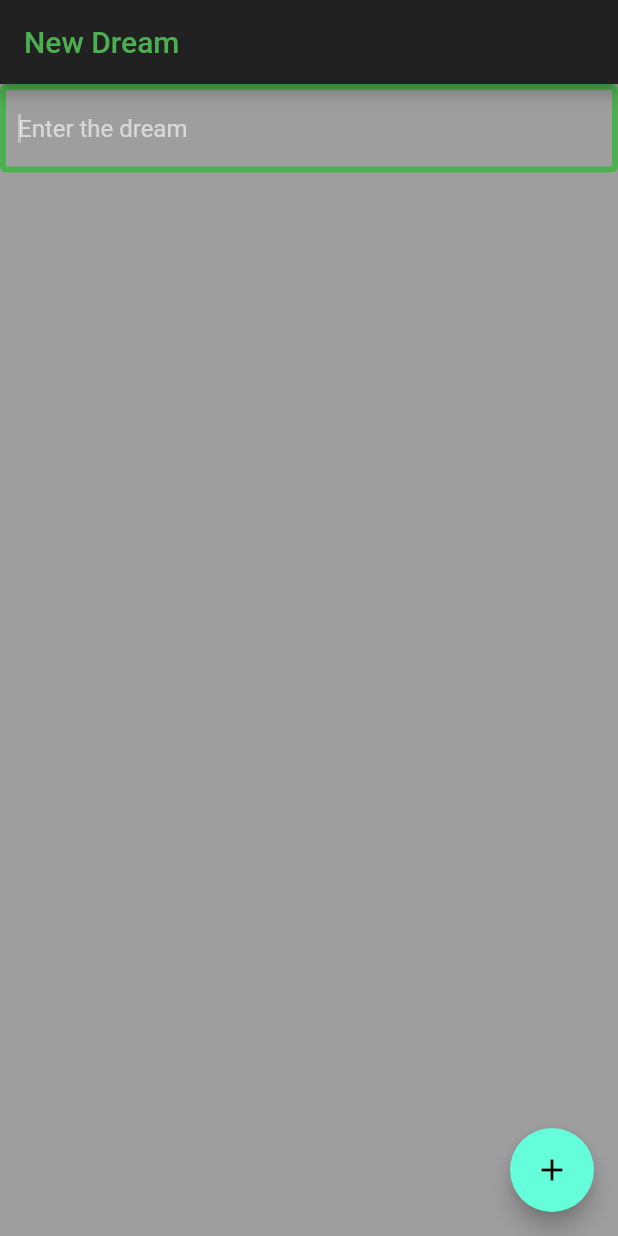
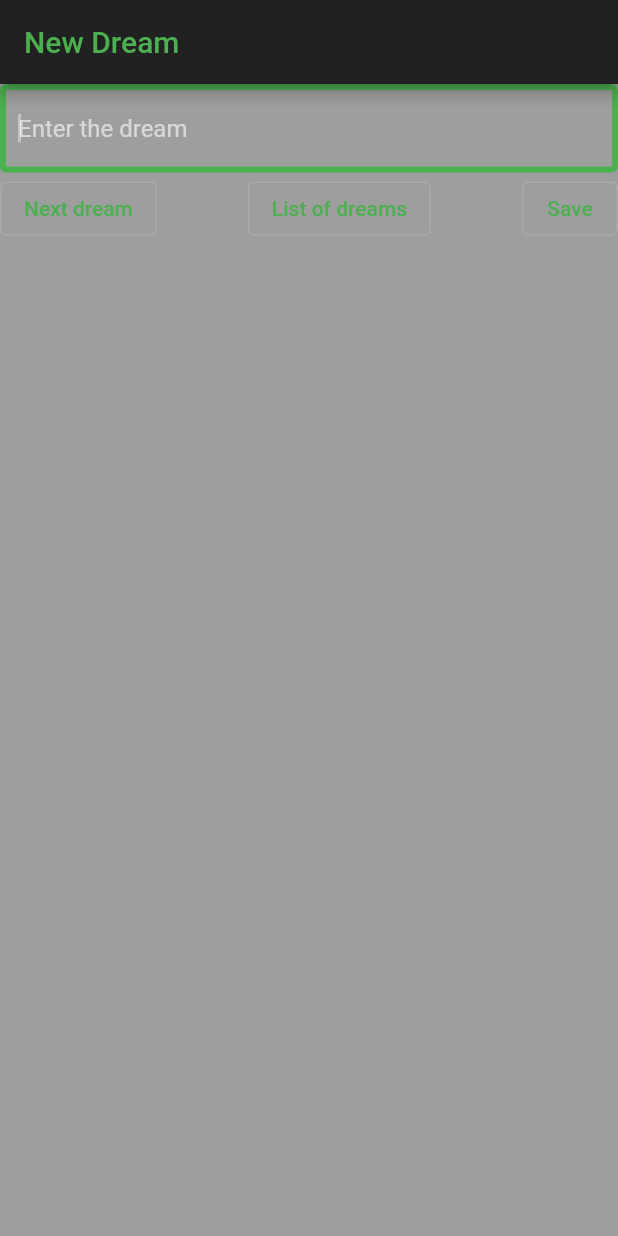
Before and after one commit to bassnick/DR_ea_ms, a Flutter app: the screen it shows after launch, on a phone screen of 412 x 824 dp. Run offline on Flutter 3.47's test engine with Material 2 defaults, Android fonts, the phone set to English and light mode, and no system bars.

Commit message:
Added Buttons on new dream page

```diff
--- a/lib/main.dart
+++ b/lib/main.dart
@@ -29,18 +29,15 @@ class _NewDreamPageState extends State<NewDreamPage> {
   Widget build(BuildContext context) {
     return Scaffold(
         backgroundColor: Colors.black38,
-
         appBar: AppBar(
           title: Text(
             widget.title,
-        style: TextStyle(
-          color: Colors.green
-        ),),
+            style: TextStyle(color: Colors.green),
           ),
-      body: TextField(
-        style: TextStyle(
-          color: Colors.white38
         ),
+        body: Column(children: [
+          TextField(
+            style: TextStyle(color: Colors.white38),
             cursorColor: Colors.white38,
             keyboardType: TextInputType.multiline,
             maxLength: null,
@@ -55,10 +52,38 @@ class _NewDreamPageState extends State<NewDreamPage> {
                 ),
                 hintText: 'Enter the dream'),
           ),
-      floatingActionButton: FloatingActionButton(
-        tooltip: 'Increment',
-        child: Icon(Icons.add),
+              Row( mainAxisAlignment: MainAxisAlignment.spaceBetween,
+                  children: [
+
+                    OutlinedButton(
+
+              onPressed: () {
+                // Respond to button press
+              },
+              child: Text(
+                "Next dream",
+                style: TextStyle(color: Colors.green),
               ),
-    );
+            ),
+            OutlinedButton(
+              onPressed: () {
+                // Respond to button press
+              },
+              child: Text(
+                "List of dreams",
+                style: TextStyle(color: Colors.green),
+              ),
+            ),
+            OutlinedButton(
+              onPressed: () {
+                // Respond to button press
+              },
+              child: Text(
+                "Save",
+                style: TextStyle(color: Colors.green),
+              ),
+            )
+          ]),
+        ]));
   }
 }
```
Lines whose indentation alone changed are shown as unchanged.
